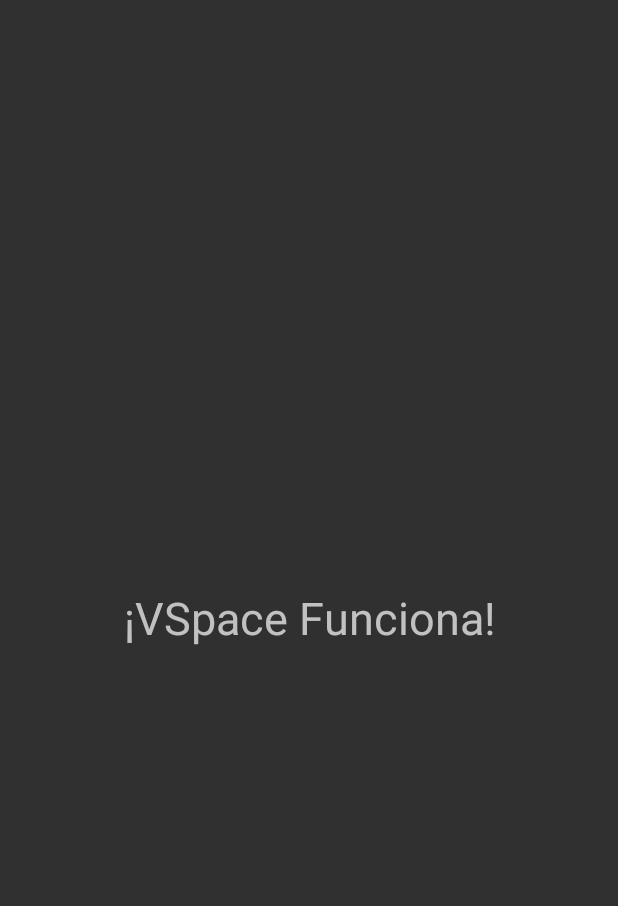
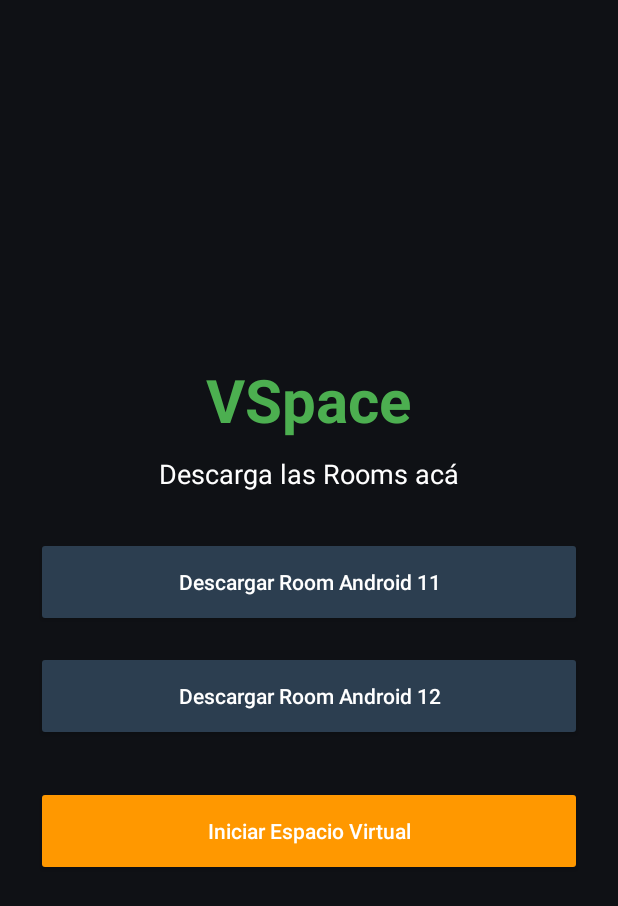
Before and after one commit to emanuelyoan470/RoomsforVSpace, an Android app: the screen it shows after launch (MainActivity), on a phone screen of 412 x 824 dp. Shown: the top 906 px of the screen. Run offline under Robolectric (Android 15) with nearby library versions, the phone set to English and light mode, and no system bars.

Commit message:
Refactor MainActivity to use XML layout and add downloads
Updated MainActivity to use layout XML and added download functionality for Room files.

```diff
--- a/app/src/main/java/com/virtualspace/vspace/MainActivity.kt
+++ b/app/src/main/java/com/virtualspace/vspace/MainActivity.kt
@@ -1,20 +1,49 @@
 package com.virtualspace.vspace
 
+import android.app.DownloadManager
+import android.content.Context
+import android.content.Intent
+import android.net.Uri
 import android.os.Bundle
+import android.os.Environment
+import android.provider.Settings
+import android.widget.Button
 import androidx.appcompat.app.AppCompatActivity
-import android.widget.TextView
-import android.view.Gravity
 
 class MainActivity : AppCompatActivity() {
+
     override fun onCreate(savedInstanceState: Bundle?) {
         super.onCreate(savedInstanceState)
+        setContentView(R.layout.activity_main)
 
-        // En lugar de cargar un XML, creamos un texto directo en el código
-        val textView = TextView(this)
-        textView.text = "¡VSpace Funciona!"
-        textView.textSize = 30f
-        textView.gravity = Gravity.CENTER
+        val btnDescargar11 = findViewById<Button>(R.id.btn_descargar_room11)
+        val btnDescargar12 = findViewById<Button>(R.id.btn_descargar_room12)
+        val btnIniciar = findViewById<Button>(R.id.btn_iniciar_virtual)
 
-        setContentView(textView)
+        val urlRoom11 = "https://github.com/emanuelyoan470/RoomsforVSpace/releases/download/1.0.0/Room_11.zip"
+        val urlRoom12 = "https://github.com/emanuelyoan470/RoomsforVSpace/releases/download/1.0.0/Room_12.zip"
+
+        btnDescargar11.setOnClickListener { descargarRoom(this, urlRoom11, "Room_11.zip") }
+        btnDescargar12.setOnClickListener { descargarRoom(this, urlRoom12, "Room_12.zip") }
+
+        btnIniciar.setOnClickListener {
+            if (!Settings.canDrawOverlays(this)) {
+                val intent = Intent(Settings.ACTION_MANAGE_OVERLAY_PERMISSION, Uri.parse("package:$packageName"))
+                startActivity(intent)
+            } else {
+                startService(Intent(this, FloatingButtonService::class.java))
+            }
+        }
+    }
+
+    private fun descargarRoom(context: Context, url: String, nombreArchivo: String) {
+        val request = DownloadManager.Request(Uri.parse(url))
+            .setTitle("Descargando Room")
+            .setDescription("Descargando $nombreArchivo...")
+            .setNotificationVisibility(DownloadManager.Request.VISIBILITY_VISIBLE_NOTIFY_COMPLETED)
+            .setDestinationInExternalPublicDir(Environment.DIRECTORY_DOWNLOADS, nombreArchivo)
+
+        val downloadManager = context.getSystemService(Context.DOWNLOAD_SERVICE) as DownloadManager
+        downloadManager.enqueue(request)
     }
 }
```
